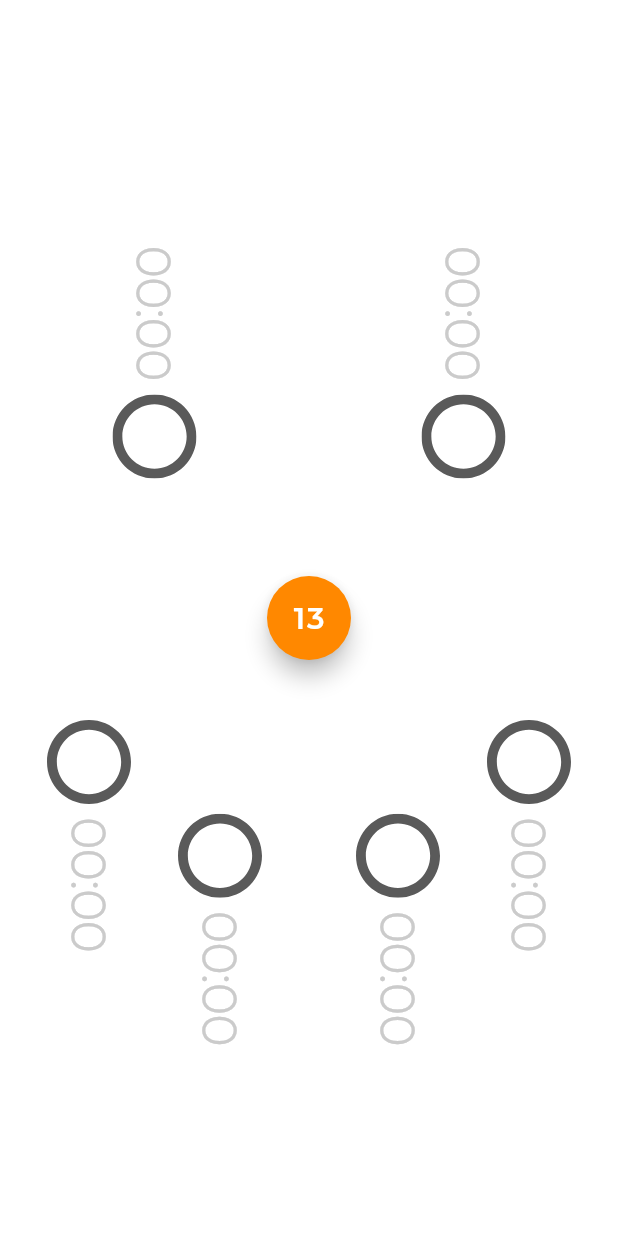
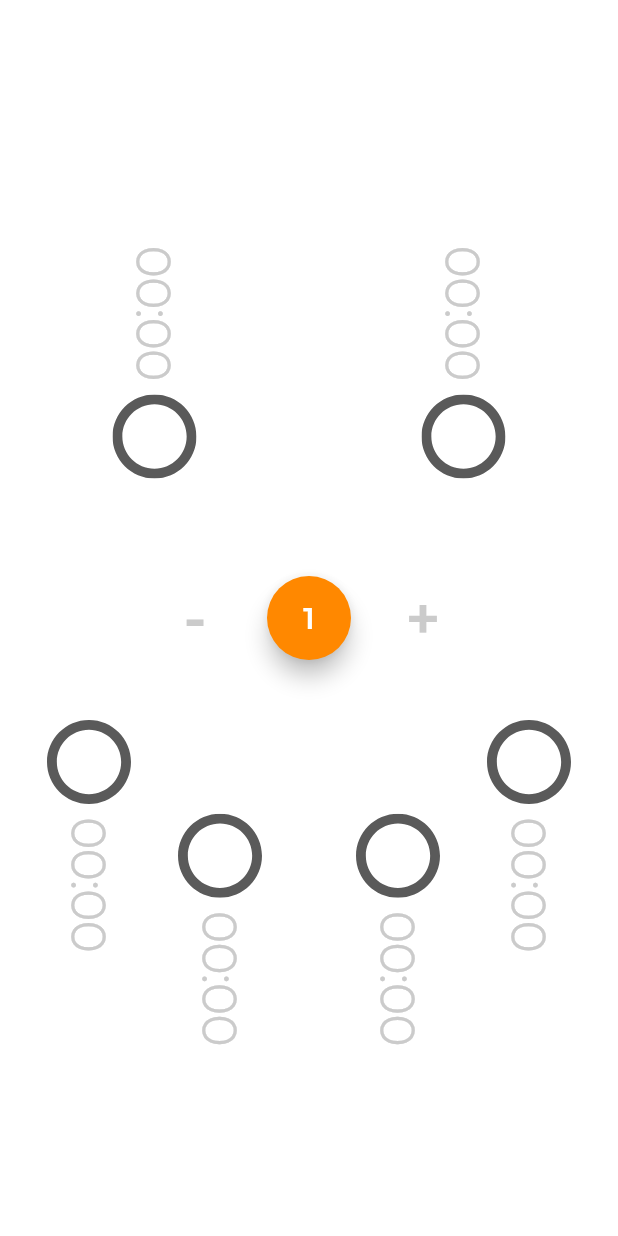
Before and after one commit to PlanetSujan/Overclock, a Flutter app: the screen it shows after launch, on a phone screen of 412 x 824 dp. Run offline on Flutter 3.47's test engine with Material 2 defaults, Android fonts, the light colour scheme and no system bars; our stand-ins replace flutter_svg.

Commit message:
Added ticket increment and decrement buttons

```diff
--- a/lib/clocks.dart
+++ b/lib/clocks.dart
@@ -18,8 +18,9 @@ class _ClocksState extends State<Clocks> {
   double globalFontSize = 20.0;
   String globalFont = 'Montserrat';
 
-  int ticketNumber = 13;
-  String ticketNumberParsed = '13';
+  int ticketNumber = 1;
+  String ticketNumberParsed = '1';
+  bool ticketButtonsVisible = true;
 
   Color lightGrey = Color.fromARGB(255, 203, 203, 203);
   Color darkGrey = Color.fromARGB(255, 90, 90, 90);
@@ -163,6 +164,26 @@ class _ClocksState extends State<Clocks> {
         resetTerminal(n);
         log("stop button press");
       }
+    }
+  }
+
+  void pressTicketButton(String type) {
+    if (ticketButtonsVisible) {
+      switch (type) {
+        case "plus":
+          {
+            ticketNumber++;
+          }
+          break;
+        case "minus":
+          {
+            ticketNumber--;
+          }
+          break;
+      }
+      setState(() {
+        ticketNumberParsed = ticketNumber.toString();
+      });
     }
   }
 
@@ -636,7 +657,35 @@ class _ClocksState extends State<Clocks> {
           //>>>>>>>>>>>>>> DRAGGABLE TICKET WIDGET
           Align(
             alignment: Alignment.center,
-            child: Draggable(
+            child: Row(
+              children: [
+                Spacer(),
+                Padding(
+                  padding: const EdgeInsets.all(20.0),
+                  child: Visibility(
+                    visible: ticketButtonsVisible,
+                    child: InkWell(
+                      splashColor: Colors.white,
+                      child: FloatingActionButton(
+                        backgroundColor: Colors.white,
+                        elevation: 0,
+                        child: Text(
+                          "-",
+                          style: TextStyle(
+                            fontFamily: 'Montserrat-SemiBold',
+                            color: lightGrey,
+                            fontSize: 40,
+                            fontWeight: FontWeight.bold,
+                          ),
+                        ),
+                        onPressed: () {
+                          pressTicketButton("minus");
+                        },
+                      ),
+                    ),
+                  ),
+                ),
+                Draggable(
                   data: 1,
                   child: FloatingActionButton(
                     onPressed: () {},
@@ -667,6 +716,49 @@ class _ClocksState extends State<Clocks> {
                       'assets/ui/empty_slot_light.svg',
                     ),
                   ),
+                  onDragStarted: () {
+                    setState(() {
+                      ticketButtonsVisible = false;
+                    });
+                  },
+                  onDragCompleted: () {
+                    setState(() {
+                      ticketButtonsVisible = true;
+                    });
+                  },
+                  onDragEnd: (data) {
+                    setState(() {
+                      ticketButtonsVisible = true;
+                    });
+                  },
+                ),
+                Padding(
+                  padding: const EdgeInsets.all(20.0),
+                  child: Visibility(
+                    visible: ticketButtonsVisible,
+                    child: InkWell(
+                      splashColor: Colors.white,
+                      child: FloatingActionButton(
+                        backgroundColor: Colors.white,
+                        elevation: 0,
+                        child: Text(
+                          "+",
+                          style: TextStyle(
+                            fontFamily: 'Montserrat-SemiBold',
+                            color: lightGrey,
+                            fontSize: 40,
+                            fontWeight: FontWeight.bold,
+                          ),
+                        ),
+                        onPressed: () {
+                          pressTicketButton("plus");
+                        },
+                      ),
+                    ),
+                  ),
+                ),
+                Spacer(),
+              ],
             ),
           ),
         ],
```
Lines whose indentation alone changed are shown as unchanged.
